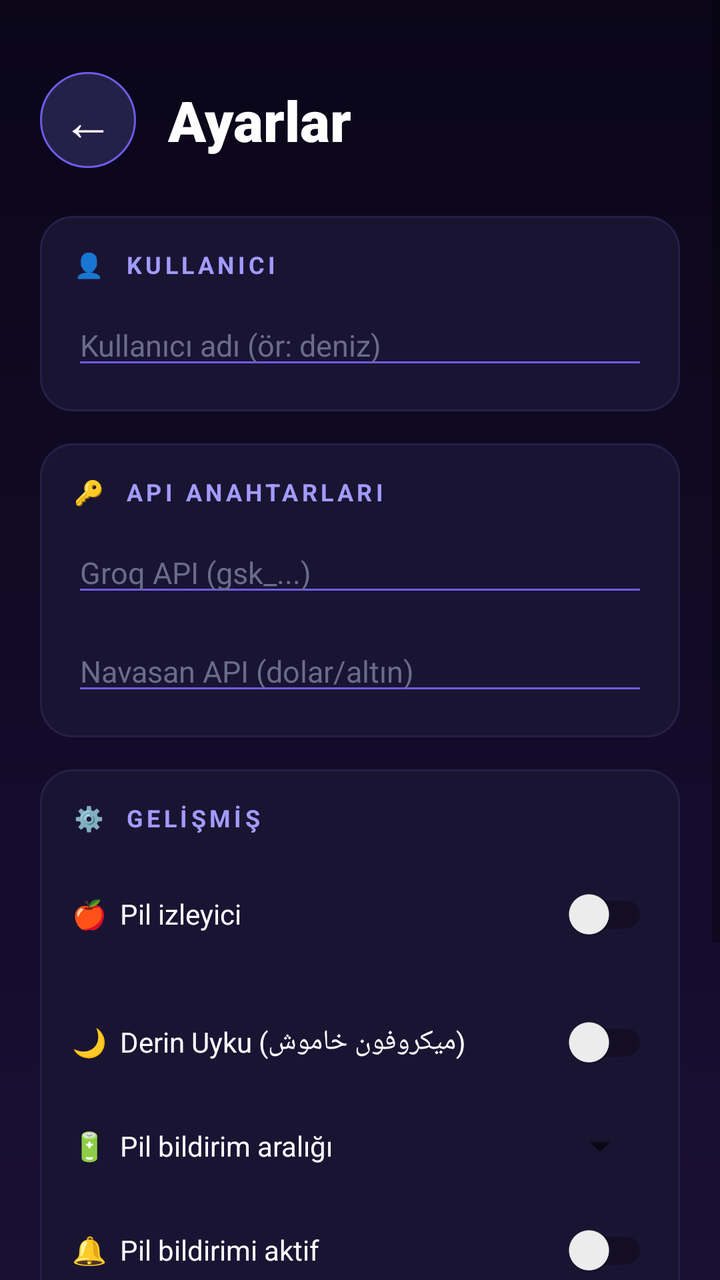
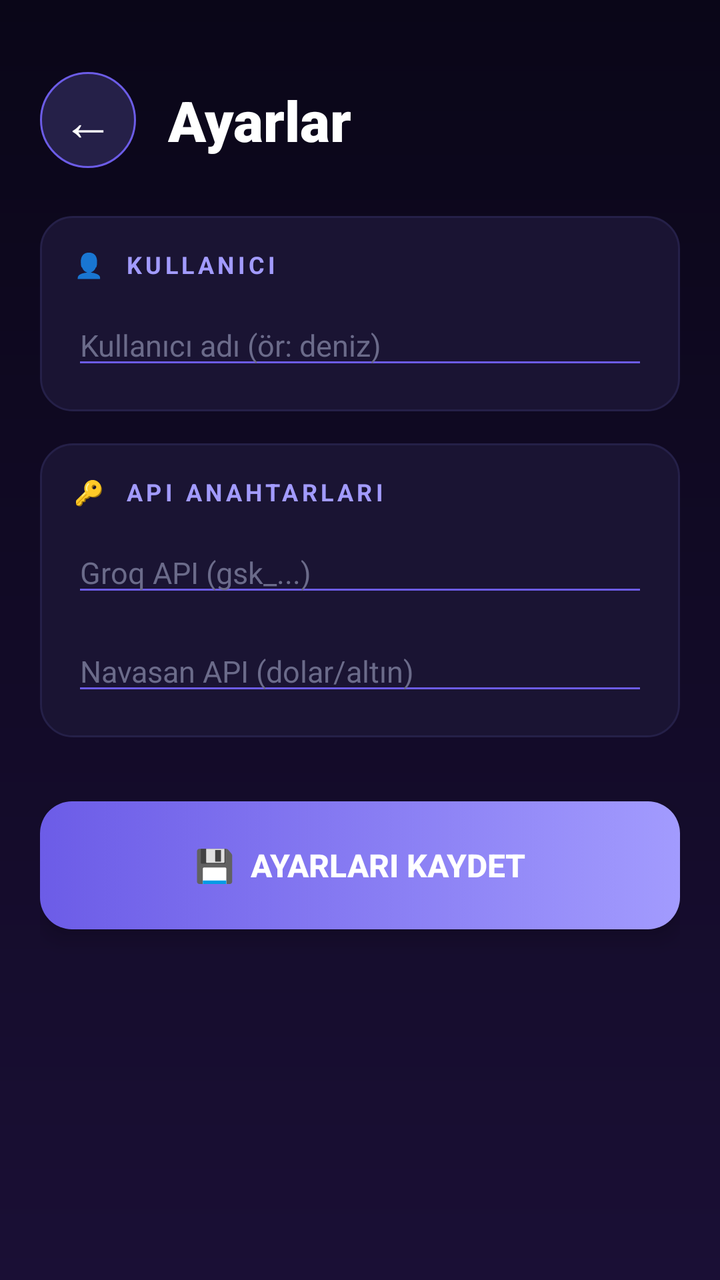

The first picture is an Android layout as it rendered before a commit; the second is the same layout after the commit. The layout source and the unified diff follow.
<!-- AndroidManifest.xml: application theme Theme.Eda -->
<!-- res/layout/activity_settings.xml -->
<?xml version="1.0" encoding="utf-8"?>
<ScrollView xmlns:android="http://schemas.android.com/apk/res/android"
    android:layout_width="match_parent"
    android:layout_height="match_parent"
    android:background="@drawable/bg_gradient"
    android:fillViewport="true">

    <LinearLayout
        android:layout_width="match_parent"
        android:layout_height="wrap_content"
        android:orientation="vertical"
        android:padding="20dp">

        
        <LinearLayout
            android:layout_width="match_parent"
            android:layout_height="wrap_content"
            android:orientation="horizontal"
            android:gravity="center_vertical"
            android:layout_marginTop="16dp"
            android:layout_marginBottom="24dp">

            <TextView
                android:id="@+id/geriButon"
                android:layout_width="48dp"
                android:layout_height="48dp"
                android:text="←"
                android:textSize="26sp"
                android:textColor="@color/text_primary"
                android:gravity="center"
                android:background="@drawable/circle_bg" />

            <TextView
                android:layout_width="0dp"
                android:layout_height="wrap_content"
                android:layout_weight="1"
                android:text="Ayarlar"
                android:textSize="28sp"
                android:textStyle="bold"
                android:textColor="@color/text_primary"
                android:layout_marginStart="16dp"
                android:fontFamily="sans-serif-black" />
        </LinearLayout>

        
        <LinearLayout
            android:layout_width="match_parent"
            android:layout_height="wrap_content"
            android:orientation="vertical"
            android:background="@drawable/card_settings"
            android:padding="16dp"
            android:layout_marginBottom="16dp">

            <TextView
                android:layout_width="wrap_content"
                android:layout_height="wrap_content"
                android:text="👤  KULLANICI"
                android:textSize="12sp"
                android:textStyle="bold"
                android:textColor="@color/purple_end"
                android:letterSpacing="0.15"
                android:layout_marginBottom="12dp" />

            <EditText
                android:id="@+id/kullaniciAdiInput"
                android:layout_width="match_parent"
                android:layout_height="wrap_content"
                android:hint="Kullanıcı adı (ör: deniz)"
                android:textColor="@color/text_primary"
                android:textColorHint="@color/text_muted"
                android:textSize="15sp"
                android:inputType="text"
                android:backgroundTint="@color/purple_start" />
        </LinearLayout>

        
        <LinearLayout
            android:layout_width="match_parent"
            android:layout_height="wrap_content"
            android:orientation="vertical"
            android:background="@drawable/card_settings"
            android:padding="16dp"
            android:layout_marginBottom="16dp">

            <TextView
                android:layout_width="wrap_content"
                android:layout_height="wrap_content"
                android:text="🔑  API ANAHTARLARI"
                android:textSize="12sp"
                android:textStyle="bold"
                android:textColor="@color/purple_end"
                android:letterSpacing="0.15"
                android:layout_marginBottom="12dp" />

            <EditText
                android:id="@+id/groqInput"
                android:layout_width="match_parent"
                android:layout_height="wrap_content"
                android:hint="Groq API (gsk_...)"
                android:textColor="@color/text_primary"
                android:textColorHint="@color/text_muted"
                android:textSize="15sp"
                android:inputType="text"
                android:backgroundTint="@color/purple_start"
                android:layout_marginBottom="12dp" />

            <EditText
                android:id="@+id/navasanInput"
                android:layout_width="match_parent"
                android:layout_height="wrap_content"
                android:hint="Navasan API (dolar/altın)"
                android:textColor="@color/text_primary"
                android:textColorHint="@color/text_muted"
                android:textSize="15sp"
                android:inputType="text"
                android:backgroundTint="@color/purple_start" />
        </LinearLayout>

        
        <LinearLayout
            android:layout_width="match_parent"
            android:layout_height="wrap_content"
            android:orientation="vertical"
            android:background="@drawable/card_settings"
            android:padding="16dp"
            android:layout_marginBottom="16dp">

            <TextView
                android:layout_width="wrap_content"
                android:layout_height="wrap_content"
                android:text="⚙️  GELİŞMİŞ"
                android:textSize="12sp"
                android:textStyle="bold"
                android:textColor="@color/purple_end"
                android:letterSpacing="0.15"
                android:layout_marginBottom="16dp" />

            
            <LinearLayout
                android:layout_width="match_parent"
                android:layout_height="wrap_content"
                android:orientation="horizontal"
                android:gravity="center_vertical"
                android:layout_marginBottom="16dp">

                <TextView
                    android:layout_width="0dp"
                    android:layout_height="wrap_content"
                    android:layout_weight="1"
                    android:text="🍎  Pil izleyici"
                    android:textColor="@color/text_primary"
                    android:textSize="14sp" />

                <androidx.appcompat.widget.SwitchCompat
                    android:id="@+id/batteryNotifierSwitch"
                    android:layout_width="wrap_content"
                    android:layout_height="wrap_content" />
            </LinearLayout>

            
            <LinearLayout
                android:layout_width="match_parent"
                android:layout_height="wrap_content"
                android:orientation="horizontal"
                android:gravity="center_vertical"
                android:layout_marginBottom="16dp">

                <TextView
                    android:layout_width="0dp"
                    android:layout_height="wrap_content"
                    android:layout_weight="1"
                    android:text="🌙  Derin Uyku (میکروفون خاموش)"
                    android:textColor="@color/text_primary"
                    android:textSize="14sp" />

                <androidx.appcompat.widget.SwitchCompat
                    android:id="@+id/derinUykuSwitch"
                    android:layout_width="wrap_content"
                    android:layout_height="wrap_content" />
            </LinearLayout>

            
            <LinearLayout
                android:layout_width="match_parent"
                android:layout_height="wrap_content"
                android:orientation="horizontal"
                android:gravity="center_vertical"
                android:layout_marginBottom="16dp">

                <TextView
                    android:layout_width="0dp"
                    android:layout_height="wrap_content"
                    android:layout_weight="1"
                    android:text="🔋  Pil bildirim aralığı"
                    android:textColor="@color/text_primary"
                    android:textSize="14sp" />

                <Spinner
                    android:id="@+id/pilBildirimSpinner"
                    android:layout_width="wrap_content"
                    android:layout_height="wrap_content" />
            </LinearLayout>

            
            <LinearLayout
                android:layout_width="match_parent"
                android:layout_height="wrap_content"
                android:orientation="horizontal"
                android:gravity="center_vertical"
                android:layout_marginBottom="16dp">

                <TextView
                    android:layout_width="0dp"
                    android:layout_height="wrap_content"
                    android:layout_weight="1"
                    android:text="🔔  Pil bildirimi aktif"
                    android:textColor="@color/text_primary"
                    android:textSize="14sp" />

                <androidx.appcompat.widget.SwitchCompat
                    android:id="@+id/pilBildirimSwitch"
                    android:layout_width="wrap_content"
                    android:layout_height="wrap_content" />
            </LinearLayout>

            
            <LinearLayout
                android:layout_width="match_parent"
                android:layout_height="wrap_content"
                android:orientation="horizontal"
                android:gravity="center_vertical">

                <TextView
                    android:layout_width="0dp"
                    android:layout_height="wrap_content"
                    android:layout_weight="1"
                    android:text="🔇  Sessiz mod"
                    android:textColor="@color/text_primary"
                    android:textSize="14sp" />

                <androidx.appcompat.widget.SwitchCompat
                    android:id="@+id/sessizModSwitch"
                    android:layout_width="wrap_content"
                    android:layout_height="wrap_content" />
            </LinearLayout>
        </LinearLayout>

        
        <Button
            android:id="@+id/kaydetButon"
            android:layout_width="match_parent"
            android:layout_height="64dp"
            android:text="💾  AYARLARI KAYDET"
            android:textSize="16sp"
            android:textStyle="bold"
            android:textColor="#FFFFFF"
            android:background="@drawable/btn_purple"
            android:elevation="6dp"
            android:layout_marginTop="16dp"
            android:layout_marginBottom="24dp"
            android:stateListAnimator="@null" />

    </LinearLayout>
</ScrollView>
<!-- resources referenced by this layout -->
<resources>
  <color name="purple_end">#A29BFE</color>
  <color name="purple_start">#6C5CE7</color>
  <color name="text_muted">#6B6B8A</color>
  <color name="text_primary">#FFFFFF</color>
  <!-- drawable bg_gradient (drawable) -->
  <?xml version="1.0" encoding="utf-8"?>
  <shape xmlns:android="http://schemas.android.com/apk/res/android"
      android:shape="rectangle">
      <gradient
          android:startColor="#0A0618"
          android:endColor="#1A0F35"
          android:angle="270" />
  </shape>
  <!-- drawable btn_purple (drawable) -->
  <?xml version="1.0" encoding="utf-8"?>
  <selector xmlns:android="http://schemas.android.com/apk/res/android">
      <item>
          <shape android:shape="rectangle">
              <gradient
                  android:startColor="@color/purple_start"
                  android:endColor="@color/purple_end"
                  android:angle="0" />
              <corners android:radius="16dp" />
          </shape>
      </item>
  </selector>
  <!-- drawable card_settings (drawable) -->
  <?xml version="1.0" encoding="utf-8"?>
  <shape xmlns:android="http://schemas.android.com/apk/res/android"
      android:shape="rectangle">
      <solid android:color="#1A1433" />
      <corners android:radius="16dp" />
      <stroke android:width="1dp" android:color="#252048" />
  </shape>
  <!-- drawable circle_bg (drawable) -->
  <?xml version="1.0" encoding="utf-8"?>
  <shape xmlns:android="http://schemas.android.com/apk/res/android"
      android:shape="oval">
      <solid android:color="#252048" />
      <stroke android:width="1dp" android:color="#6C5CE7" />
  </shape>
  <style name="Theme.Eda" parent="Theme.MaterialComponents.DayNight.NoActionBar">
          <item name="colorPrimary">#6C4FE0</item>
          <item name="colorPrimaryDark">#4B32B3</item>
          <item name="colorAccent">#00E5C7</item>
      </style>
</resources>

<!-- the commit's change to res/layout/activity_settings.xml (unified diff, before → after) -->
@@ -117,135 +117,6 @@
         </LinearLayout>
 
         
-        <LinearLayout
-            android:layout_width="match_parent"
-            android:layout_height="wrap_content"
-            android:orientation="vertical"
-            android:background="@drawable/card_settings"
-            android:padding="16dp"
-            android:layout_marginBottom="16dp">
-
-            <TextView
-                android:layout_width="wrap_content"
-                android:layout_height="wrap_content"
-                android:text="⚙️  GELİŞMİŞ"
-                android:textSize="12sp"
-                android:textStyle="bold"
-                android:textColor="@color/purple_end"
-                android:letterSpacing="0.15"
-                android:layout_marginBottom="16dp" />
-
-            
-            <LinearLayout
-                android:layout_width="match_parent"
-                android:layout_height="wrap_content"
-                android:orientation="horizontal"
-                android:gravity="center_vertical"
-                android:layout_marginBottom="16dp">
-
-                <TextView
-                    android:layout_width="0dp"
-                    android:layout_height="wrap_content"
-                    android:layout_weight="1"
-                    android:text="🍎  Pil izleyici"
-                    android:textColor="@color/text_primary"
-                    android:textSize="14sp" />
-
-                <androidx.appcompat.widget.SwitchCompat
-                    android:id="@+id/batteryNotifierSwitch"
-                    android:layout_width="wrap_content"
-                    android:layout_height="wrap_content" />
-            </LinearLayout>
-
-            
-            <LinearLayout
-                android:layout_width="match_parent"
-                android:layout_height="wrap_content"
-                android:orientation="horizontal"
-                android:gravity="center_vertical"
-                android:layout_marginBottom="16dp">
-
-                <TextView
-                    android:layout_width="0dp"
-                    android:layout_height="wrap_content"
-                    android:layout_weight="1"
-                    android:text="🌙  Derin Uyku (میکروفون خاموش)"
-                    android:textColor="@color/text_primary"
-                    android:textSize="14sp" />
-
-                <androidx.appcompat.widget.SwitchCompat
-                    android:id="@+id/derinUykuSwitch"
-                    android:layout_width="wrap_content"
-                    android:layout_height="wrap_content" />
-            </LinearLayout>
-
-            
-            <LinearLayout
-                android:layout_width="match_parent"
-                android:layout_height="wrap_content"
-                android:orientation="horizontal"
-                android:gravity="center_vertical"
-                android:layout_marginBottom="16dp">
-
-                <TextView
-                    android:layout_width="0dp"
-                    android:layout_height="wrap_content"
-                    android:layout_weight="1"
-                    android:text="🔋  Pil bildirim aralığı"
-                    android:textColor="@color/text_primary"
-                    android:textSize="14sp" />
-
-                <Spinner
-                    android:id="@+id/pilBildirimSpinner"
-                    android:layout_width="wrap_content"
-                    android:layout_height="wrap_content" />
-            </LinearLayout>
-
-            
-            <LinearLayout
-                android:layout_width="match_parent"
-                android:layout_height="wrap_content"
-                android:orientation="horizontal"
-                android:gravity="center_vertical"
-                android:layout_marginBottom="16dp">
-
-                <TextView
-                    android:layout_width="0dp"
-                    android:layout_height="wrap_content"
-                    android:layout_weight="1"
-                    android:text="🔔  Pil bildirimi aktif"
-                    android:textColor="@color/text_primary"
-                    android:textSize="14sp" />
-
-                <androidx.appcompat.widget.SwitchCompat
-                    android:id="@+id/pilBildirimSwitch"
-                    android:layout_width="wrap_content"
-                    android:layout_height="wrap_content" />
-            </LinearLayout>
-
-            
-            <LinearLayout
-                android:layout_width="match_parent"
-                android:layout_height="wrap_content"
-                android:orientation="horizontal"
-                android:gravity="center_vertical">
-
-                <TextView
-                    android:layout_width="0dp"
-                    android:layout_height="wrap_content"
-                    android:layout_weight="1"
-                    android:text="🔇  Sessiz mod"
-                    android:textColor="@color/text_primary"
-                    android:textSize="14sp" />
-
-                <androidx.appcompat.widget.SwitchCompat
-                    android:id="@+id/sessizModSwitch"
-                    android:layout_width="wrap_content"
-                    android:layout_height="wrap_content" />
-            </LinearLayout>
-        </LinearLayout>
-
-        
         <Button
             android:id="@+id/kaydetButon"
             android:layout_width="match_parent"
